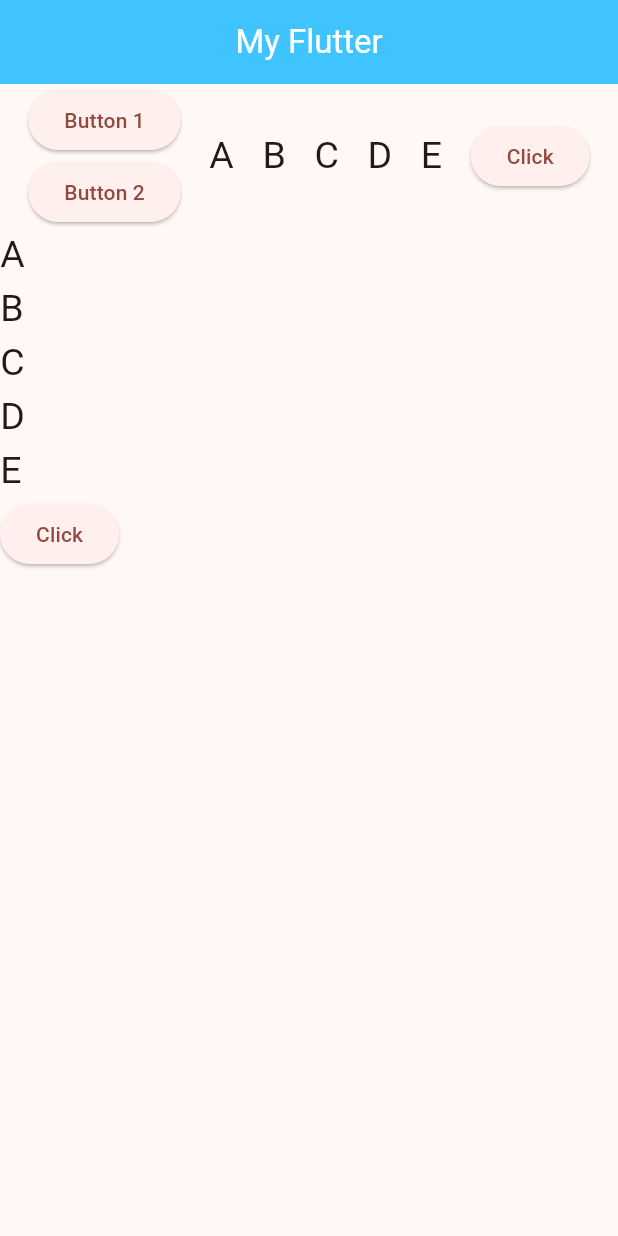
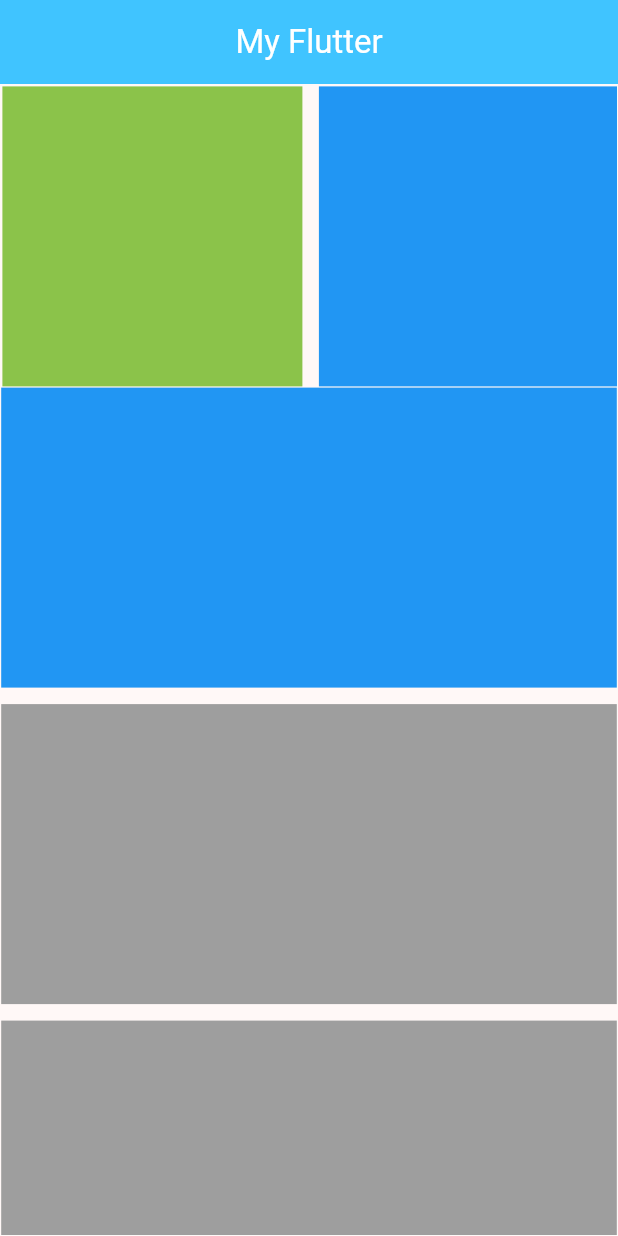
Before and after one commit to rahmanhabib0005/Flutter_App, a Flutter app: the screen it shows after launch, on a phone screen of 412 x 824 dp. Run offline on Flutter 3.47's test engine with Material 3 defaults, Android fonts, the phone set to English and light mode, and no system bars.

Commit message:
scrollview vertical and horizontal

```diff
--- a/lib/main.dart
+++ b/lib/main.dart
@@ -110,76 +110,187 @@ class _MyHomePageState extends State<MyHomePage> {
       //     child: Image.asset('assets/images/flutter.webp'),
       //   ),
       // ),
-        body: Container(
-          // width: 320,
-          height: 320,
+      // body: Container(
+      //   // width: 320,
+      //   height: 320,
+      //   child: Column(
+      //     mainAxisAlignment: MainAxisAlignment.spaceEvenly,
+      //     crossAxisAlignment: CrossAxisAlignment.start,
+      //     children: [
+      //       Row(
+      //         mainAxisAlignment: MainAxisAlignment.spaceEvenly,
+      //         children: [
+      //           Column(
+      //             children: [
+      //               ElevatedButton(onPressed: () {}, child: Text('Button 1')),
+      //               ElevatedButton(onPressed: () {}, child: Text('Button 2')),
+      //             ],
+      //           ),
+      //           Text(
+      //             "A",
+      //             style: TextStyle(fontSize: 25),
+      //           ),
+      //           Text(
+      //             "B",
+      //             style: TextStyle(fontSize: 25),
+      //           ),
+      //           Text(
+      //             "C",
+      //             style: TextStyle(fontSize: 25),
+      //           ),
+      //           Text(
+      //             "D",
+      //             style: TextStyle(fontSize: 25),
+      //           ),
+      //           Text(
+      //             "E",
+      //             style: TextStyle(fontSize: 25),
+      //           ),
+      //           ElevatedButton(
+      //               onPressed: () {
+      //                 print("Hello");
+      //               },
+      //               child: Text("Click"))
+      //         ],
+      //       ),
+      //       Text(
+      //         "A",
+      //         style: TextStyle(fontSize: 25),
+      //       ),
+      //       Text(
+      //         "B",
+      //         style: TextStyle(fontSize: 25),
+      //       ),
+      //       Text(
+      //         "C",
+      //         style: TextStyle(fontSize: 25),
+      //       ),
+      //       Text(
+      //         "D",
+      //         style: TextStyle(fontSize: 25),
+      //       ),
+      //       Text(
+      //         "E",
+      //         style: TextStyle(fontSize: 25),
+      //       ),
+      //       ElevatedButton(
+      //           onPressed: () {
+      //             print("Hello");
+      //           },
+      //           child: Text("Click"))
+      //     ],
+      //   ),
+      // ));
+      // body: Center(
+      //     child: InkWell(
+      //   onTap: () {
+      //     print('Tapped on Container');
+      //   },
+      //   onLongPress: () {
+      //     print('Long Press on Container');
+      //   },
+      //   onDoubleTap: () {
+      //     print('Double Tap on Container');
+      //   },
+      //   child: Container(
+      //     width: 200,
+      //     height: 200,
+      //     // color: Colors.amber,
+      //     child: Column(
+      //       children: [
+      //         Center(
+      //             child: InkWell(
+      //                 onTap: () {
+      //                   print('Text Tapped');
+      //                 },
+      //                 child: Center(
+      //                   child: Text(
+      //                     'Click Here',
+      //                     style: TextStyle(
+      //                         fontSize: 21, fontWeight: FontWeight.w600),
+      //                   ),
+      //                 ))),
+      //         Center(
+      //           child: Image.asset('assets/images/flutter.webp'),
+      //         )
+      //       ],
+      //     ),
+      //   ),
+      // )));
+      body: Padding(
+          padding: const EdgeInsets.all(0.8),
+          child: SingleChildScrollView(
             child: Column(
-            mainAxisAlignment: MainAxisAlignment.spaceEvenly,
-            crossAxisAlignment: CrossAxisAlignment.start,
               children: [
-              Row(
-                mainAxisAlignment: MainAxisAlignment.spaceEvenly,
+                SingleChildScrollView(
+                  scrollDirection: Axis.horizontal,
+                  child: Padding(
+                    padding: EdgeInsets.all(0.8),
+                    child: Row(
                       children: [
-                  Column(
-                    children: [
-                      ElevatedButton(onPressed: () {}, child: Text('Button 1')),
-                      ElevatedButton(onPressed: () {}, child: Text('Button 2')),
+                        Container(
+                          margin: EdgeInsets.only(right: 11),
+                          height: 200,
+                          width: 200,
+                          color: Colors.lightGreen,
+                        ),
+                        Container(
+                          margin: EdgeInsets.only(right: 11),
+                          height: 200,
+                          width: 200,
+                          color: Colors.blue,
+                        ),
+                        Container(
+                          margin: EdgeInsets.only(right: 11),
+                          height: 200,
+                          width: 200,
+                          color: Colors.grey,
+                        ),
+                        Container(
+                          margin: EdgeInsets.only(right: 11),
+                          height: 200,
+                          width: 200,
+                          color: Colors.lightGreen,
+                        ),
+                        Container(
+                          margin: EdgeInsets.only(right: 11),
+                          height: 200,
+                          width: 200,
+                          color: Colors.amberAccent,
+                        ),
+                        Container(
+                          margin: EdgeInsets.only(right: 11),
+                          height: 200,
+                          width: 200,
+                          color: Colors.black87,
+                        ),
                       ],
                     ),
-                  Text(
-                    "A",
-                    style: TextStyle(fontSize: 25),
                   ),
-                  Text(
-                    "B",
-                    style: TextStyle(fontSize: 25),
                 ),
-                  Text(
-                    "C",
-                    style: TextStyle(fontSize: 25),
+                Container(
+                  margin: EdgeInsets.only(bottom: 11),
+                  height: 200,
+                  color: Colors.blue,
                 ),
-                  Text(
-                    "D",
-                    style: TextStyle(fontSize: 25),
+                Container(
+                  margin: EdgeInsets.only(bottom: 11),
+                  height: 200,
+                  color: Colors.grey,
                 ),
-                  Text(
-                    "E",
-                    style: TextStyle(fontSize: 25),
+                Container(
+                  margin: EdgeInsets.only(bottom: 11),
+                  height: 200,
+                  color: Colors.grey,
                 ),
-                  ElevatedButton(
-                      onPressed: () {
-                        print("Hello");
-                      },
-                      child: Text("Click"))
+                Container(
+                  margin: EdgeInsets.only(bottom: 11),
+                  height: 200,
+                  color: Colors.grey,
+                ),
               ],
             ),
-              Text(
-                "A",
-                style: TextStyle(fontSize: 25),
-              ),
-              Text(
-                "B",
-                style: TextStyle(fontSize: 25),
-              ),
-              Text(
-                "C",
-                style: TextStyle(fontSize: 25),
-              ),
-              Text(
-                "D",
-                style: TextStyle(fontSize: 25),
-              ),
-              Text(
-                "E",
-                style: TextStyle(fontSize: 25),
-              ),
-              ElevatedButton(
-                  onPressed: () {
-                    print("Hello");
-                  },
-                  child: Text("Click"))
-            ],
-          ),
-        ));
+          )),
+    );
   }
 }
```
Lines whose indentation alone changed are shown as unchanged.
